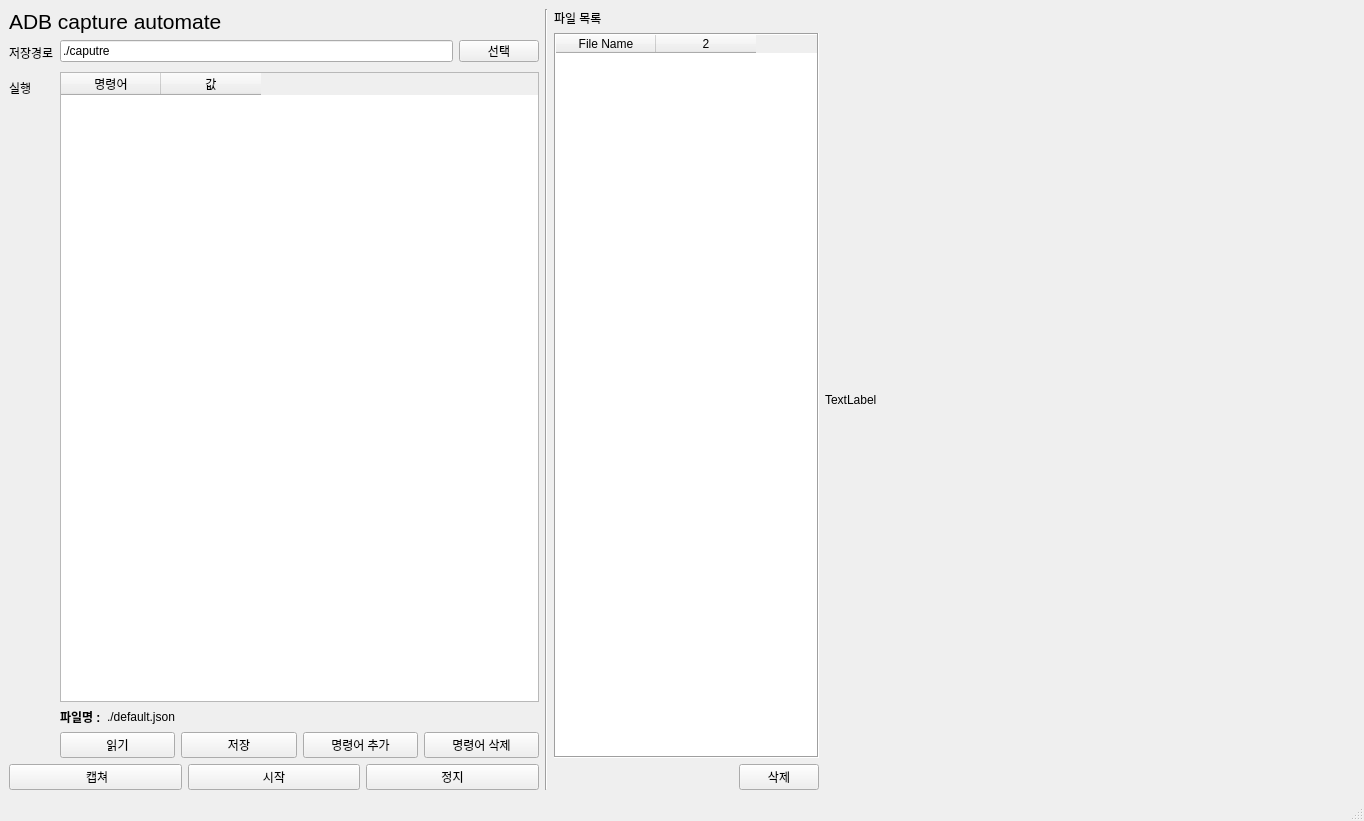
The window that mainUi.ui (gyuha/adb-capture) describes before a commit, drawn with Qt 5.
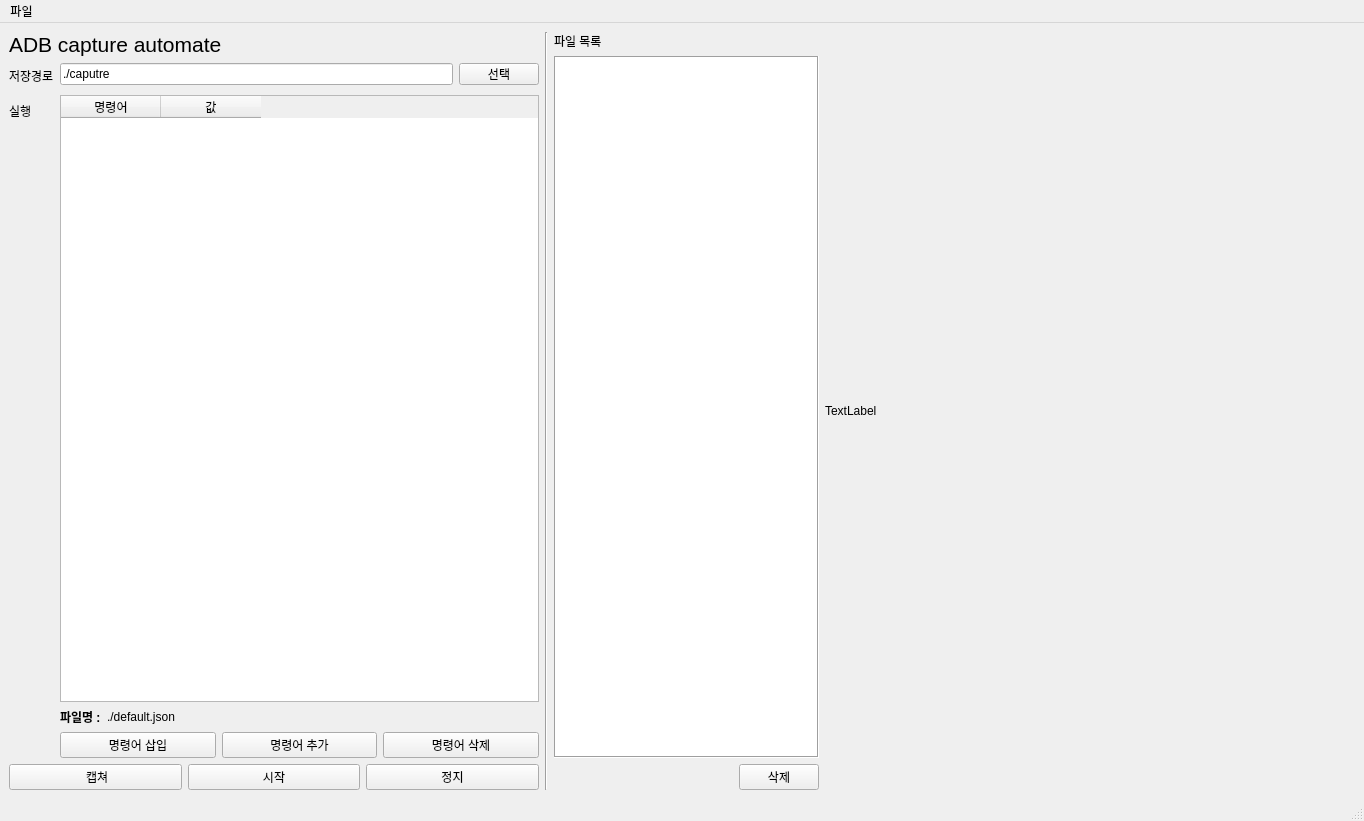
The same window after the commit.

Commit message: 파일저장 경로 수정

Patch:
```diff
--- a/mainUi.ui
+++ b/mainUi.ui
@@ -120,14 +120,7 @@
             <item>
              <widget class="QPushButton" name="btnConfigLoad">
               <property name="text">
-               <string>읽기</string>
-              </property>
-             </widget>
-            </item>
-            <item>
-             <widget class="QPushButton" name="btnConfigSave">
-              <property name="text">
-               <string>저장</string>
+               <string>명령어 삽입</string>
               </property>
              </widget>
             </item>
@@ -255,7 +248,7 @@
        </widget>
       </item>
       <item>
-       <widget class="QTableWidget" name="lsFiles">
+       <widget class="QListWidget" name="lsFiles">
         <property name="frameShape">
          <enum>QFrame::Box</enum>
         </property>
@@ -268,42 +261,6 @@
         <property name="verticalScrollMode">
          <enum>QAbstractItemView::ScrollPerItem</enum>
         </property>
-        <property name="showGrid">
-         <bool>true</bool>
-        </property>
-        <property name="gridStyle">
-         <enum>Qt::SolidLine</enum>
-        </property>
-        <property name="sortingEnabled">
-         <bool>false</bool>
-        </property>
-        <property name="wordWrap">
-         <bool>true</bool>
-        </property>
-        <property name="cornerButtonEnabled">
-         <bool>true</bool>
-        </property>
-        <property name="rowCount">
-         <number>0</number>
-        </property>
-        <property name="columnCount">
-         <number>2</number>
-        </property>
-        <attribute name="horizontalHeaderVisible">
-         <bool>true</bool>
-        </attribute>
-        <attribute name="verticalHeaderVisible">
-         <bool>false</bool>
-        </attribute>
-        <attribute name="verticalHeaderHighlightSections">
-         <bool>true</bool>
-        </attribute>
-        <column>
-         <property name="text">
-          <string>File Name</string>
-         </property>
-        </column>
-        <column/>
        </widget>
       </item>
       <item>
@@ -356,6 +313,17 @@
      <height>26</height>
     </rect>
    </property>
+   <widget class="QMenu" name="menu">
+    <property name="title">
+     <string>파일</string>
+    </property>
+    <addaction name="actionOpen"/>
+    <addaction name="actionSave"/>
+    <addaction name="actionSaveAs"/>
+    <addaction name="separator"/>
+    <addaction name="actionClose"/>
+   </widget>
+   <addaction name="menu"/>
   </widget>
   <widget class="QStatusBar" name="statusbar"/>
  </widget>
```
Left out of the diff: 22 changed lines with no effect on the pictures. The commit also changes 3 other files.
